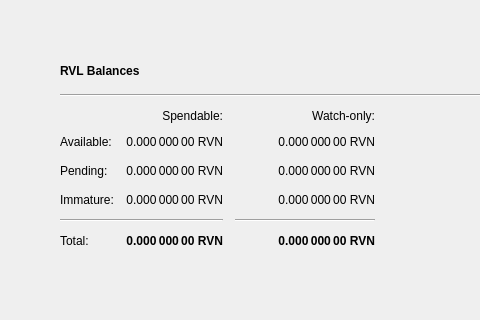
First picture: the form in src/qt/forms/overviewpage.ui, repository AvianNetwork/Avian, before the edit; both pictures show x 0 to 480 and y 0 to 320 of the 1343 by 759 pixel window.
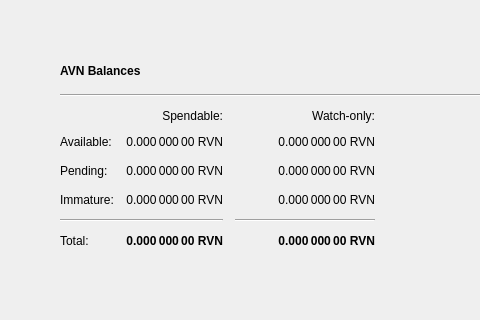
Second picture: the form after the edit. Icons and pictures are not drawn.

Diff of the .ui file:
```diff
--- a/src/qt/forms/overviewpage.ui
+++ b/src/qt/forms/overviewpage.ui
@@ -94,7 +94,7 @@
                  </font>
                 </property>
                 <property name="text">
-                 <string>RVL Balances</string>
+                 <string>AVN Balances</string>
                 </property>
                </widget>
               </item>
```
